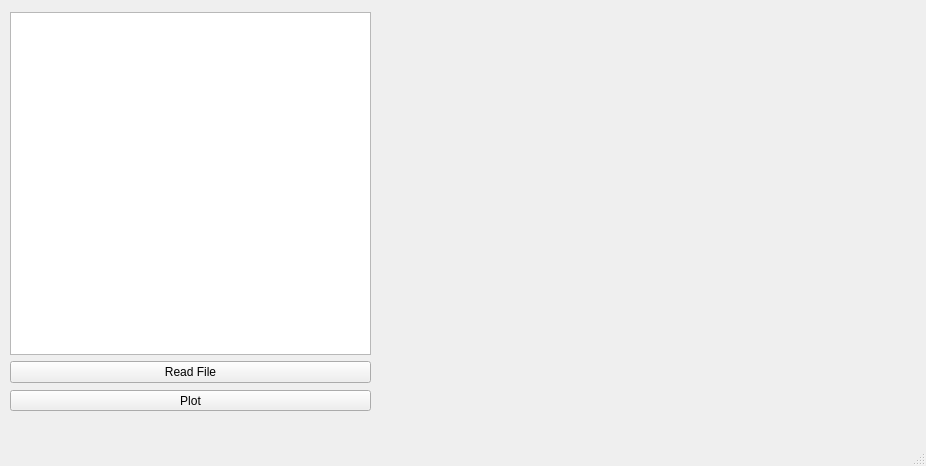
Sam-R-Taylor/ELEC40006-DESIGN-PROJECT-2020, file SLMCircuitSim/SLM_Circuit_Simulator/mainwindow.ui: the form before one commit.
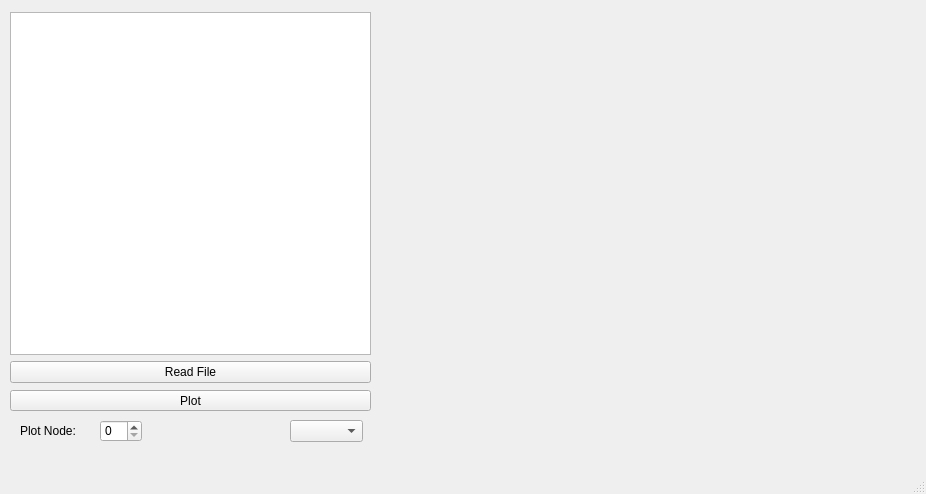
The form after the commit. Custom widgets are drawn as their Qt base class.

```diff
--- a/SLMCircuitSim/SLM_Circuit_Simulator/mainwindow.ui
+++ b/SLMCircuitSim/SLM_Circuit_Simulator/mainwindow.ui
@@ -7,7 +7,7 @@
     <x>0</x>
     <y>0</y>
     <width>926</width>
-    <height>466</height>
+    <height>494</height>
    </rect>
   </property>
   <property name="windowTitle">
@@ -63,6 +63,39 @@
      </item>
     </layout>
    </widget>
+   <widget class="QSpinBox" name="spinBox">
+    <property name="geometry">
+     <rect>
+      <x>100</x>
+      <y>420</y>
+      <width>42</width>
+      <height>22</height>
+     </rect>
+    </property>
+   </widget>
+   <widget class="QComboBox" name="comboBox">
+    <property name="geometry">
+     <rect>
+      <x>290</x>
+      <y>420</y>
+      <width>73</width>
+      <height>22</height>
+     </rect>
+    </property>
+   </widget>
+   <widget class="QLabel" name="label">
+    <property name="geometry">
+     <rect>
+      <x>20</x>
+      <y>420</y>
+      <width>71</width>
+      <height>21</height>
+     </rect>
+    </property>
+    <property name="text">
+     <string>Plot Node:</string>
+    </property>
+   </widget>
   </widget>
   <widget class="QMenuBar" name="menubar">
    <property name="geometry">
```
Left out of the diff: 2 changed lines with no effect on the pictures.
